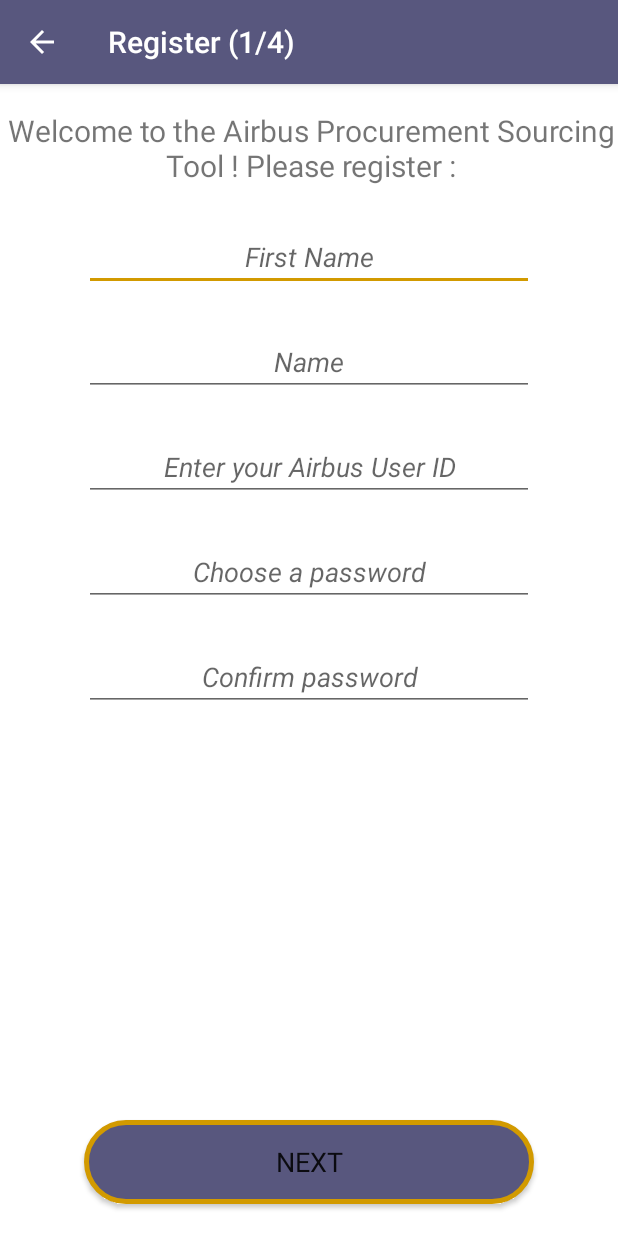
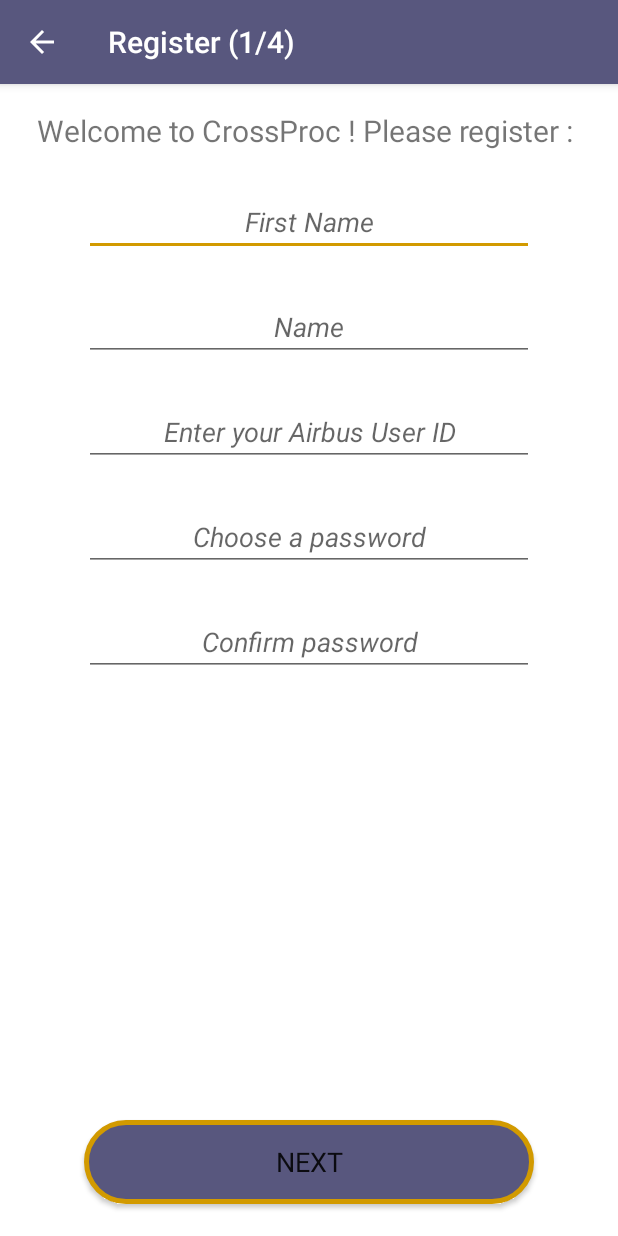
Before and after one commit to MaVdbussche/AirbusSources, an Android app: the SignUpActivityPageOne screen opened directly, with no data from a screen before it, on a phone screen of 412 x 824 dp. Run offline under Robolectric (Android 15) with nearby library versions, the phone set to English and light mode, and no system bars.

Commit message:
Design overhaul, I mmight have forgotten some here and there

```diff
--- a/app/src/main/res/layout/activity_start.xml
+++ b/app/src/main/res/layout/activity_start.xml
@@ -10,6 +10,7 @@
 
     <Button
         android:id="@+id/buttonConnect"
+        style="@style/Widget.AppCompat.Button"
         android:layout_width="wrap_content"
         android:layout_height="wrap_content"
         android:layout_marginBottom="8dp"
--- a/app/src/main/res/values/strings.xml
+++ b/app/src/main/res/values/strings.xml
@@ -19,7 +19,7 @@
     <string name="signup_screen_title_2">Register (2/4)</string>
     <string name="signup_screen_title_3">Register (3/4)</string>
     <string name="signup_screen_title_4">Register (4/4)</string>
-    <string name="signup_screen_1_welcome">Welcome to the Airbus Procurement Sourcing Tool ! Please register :</string>
+    <string name="signup_screen_1_welcome">Welcome to CrossProc ! Please register :</string>
     <string name="signup_nameField_title">First Name</string>
     <string name="signup_surnameField_title">Name</string>
     <string name="signup_loginField_title">Enter your Airbus User ID</string>
```
